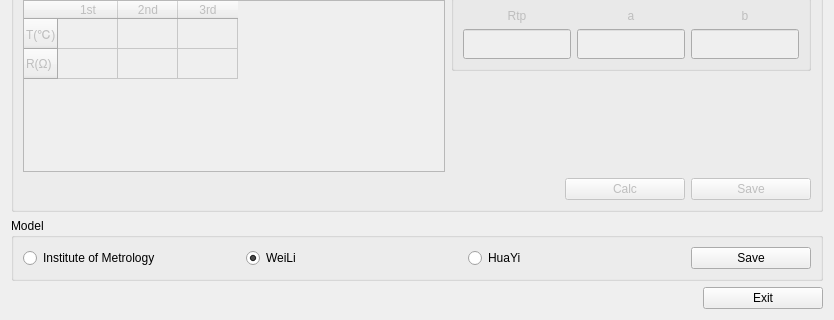
flimmy78/qtverify, file source/systemset/systemsetdlg/ui/stdplasensor.ui: the form before one commit; both pictures show x 0 to 834 and y 423 to 743 of the 834 by 743 pixel window.
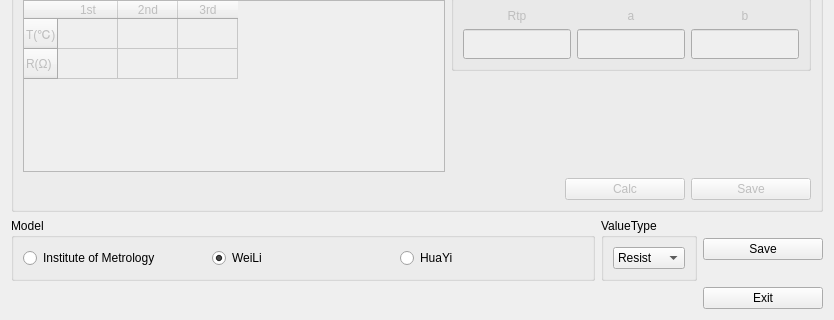
The form after the commit. Icons and pictures are not drawn.

Patch:
```diff
--- a/source/systemset/systemsetdlg/ui/stdplasensor.ui
+++ b/source/systemset/systemsetdlg/ui/stdplasensor.ui
@@ -32,7 +32,7 @@
    <iconset resource="../systemsetdlg.qrc">
     <normaloff>:/systemsetdlg/images/stdptparaset.png</normaloff>:/systemsetdlg/images/stdptparaset.png</iconset>
   </property>
-  <layout class="QGridLayout" name="gridLayout_12">
+  <layout class="QGridLayout" name="gridLayout_14">
    <item row="0" column="0">
     <widget class="QGroupBox" name="gBox_pt25">
      <property name="title">
@@ -709,6 +709,8 @@
     </widget>
    </item>
    <item row="2" column="0">
+    <layout class="QGridLayout" name="gridLayout_13">
+     <item row="0" column="0">
     <widget class="QGroupBox" name="gBox_model">
      <property name="title">
       <string>Model</string>
@@ -759,7 +761,33 @@
         </property>
        </widget>
       </item>
-      <item row="0" column="3">
+       </layout>
+      </widget>
+     </item>
+     <item row="0" column="1">
+      <widget class="QGroupBox" name="groupBox">
+       <property name="title">
+        <string>ValueType</string>
+       </property>
+       <layout class="QGridLayout" name="gridLayout_12">
+        <item row="0" column="0">
+         <widget class="QComboBox" name="cmbValueType">
+          <item>
+           <property name="text">
+            <string>Resist</string>
+           </property>
+          </item>
+          <item>
+           <property name="text">
+            <string>Temper</string>
+           </property>
+          </item>
+         </widget>
+        </item>
+       </layout>
+      </widget>
+     </item>
+     <item row="0" column="2">
        <widget class="QPushButton" name="btn_model_save">
         <property name="sizePolicy">
          <sizepolicy hsizetype="Preferred" vsizetype="Fixed">
@@ -785,7 +813,6 @@
        </widget>
       </item>
      </layout>
-    </widget>
    </item>
    <item row="3" column="0">
     <layout class="QHBoxLayout" name="horizontalLayout_4">
```
Lines whose indentation alone changed are shown as unchanged.
